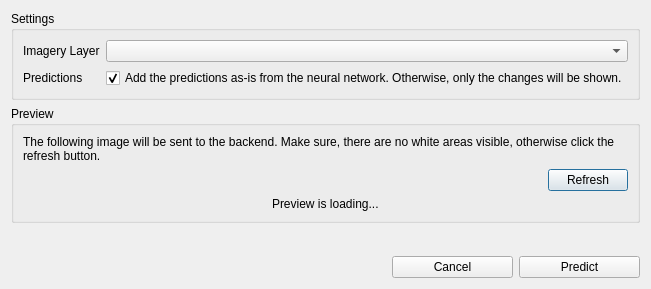
Above: qgis_plugin/ui/dlg_predict.ui from mnboos/osm-instance-segmentation before the change. Below: the same form after it.
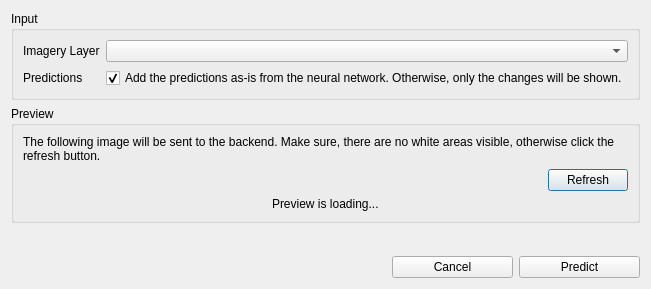
That is the form after the change.

The edit to the form file:
```diff
--- a/qgis_plugin/ui/dlg_predict.ui
+++ b/qgis_plugin/ui/dlg_predict.ui
@@ -36,7 +36,7 @@
    <item row="0" column="0" colspan="5">
     <widget class="QGroupBox" name="groupSettings">
      <property name="title">
-      <string>Settings</string>
+      <string>Input</string>
      </property>
      <layout class="QGridLayout" name="gridLayout_2">
       <item row="0" column="2">
```
